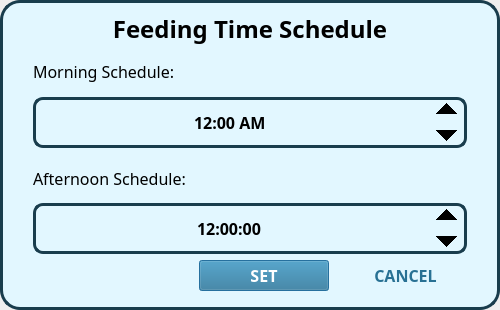
Qt form feedingScheduleDialog.ui (jeraldconstantino/nitrate-sufficiency-monitoring-system) before a commit.
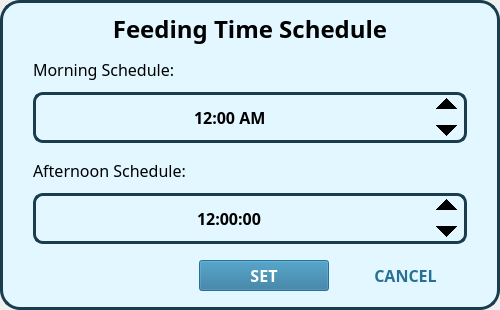
The same form after that commit.

Commit message: SetTimeDialogBtn style fixed

```diff
--- a/feedingScheduleDialog.ui
+++ b/feedingScheduleDialog.ui
@@ -264,6 +264,9 @@
           <property name="spacing">
            <number>15</number>
           </property>
+          <property name="topMargin">
+           <number>10</number>
+          </property>
           <item>
            <spacer name="horizontalSpacer">
             <property name="orientation">
```
The commit also changes 1 other file.
